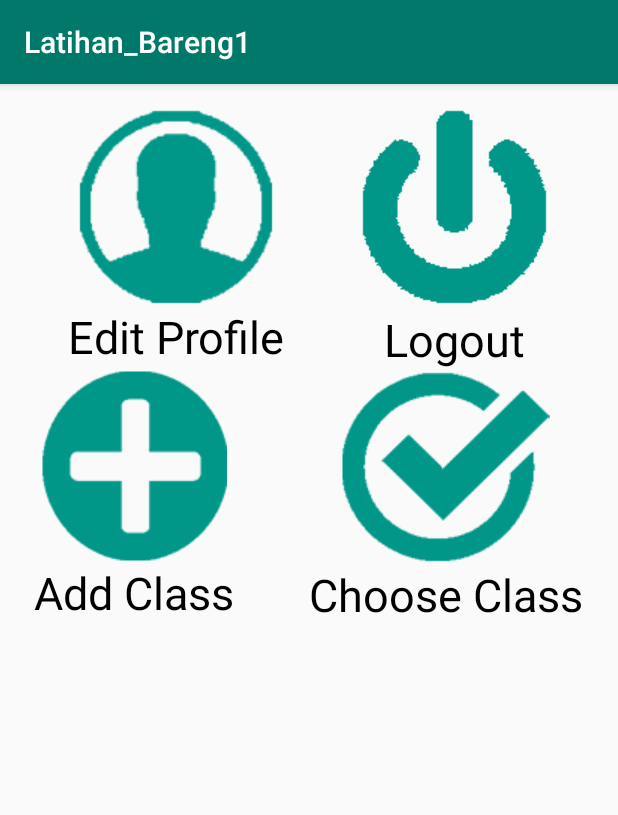
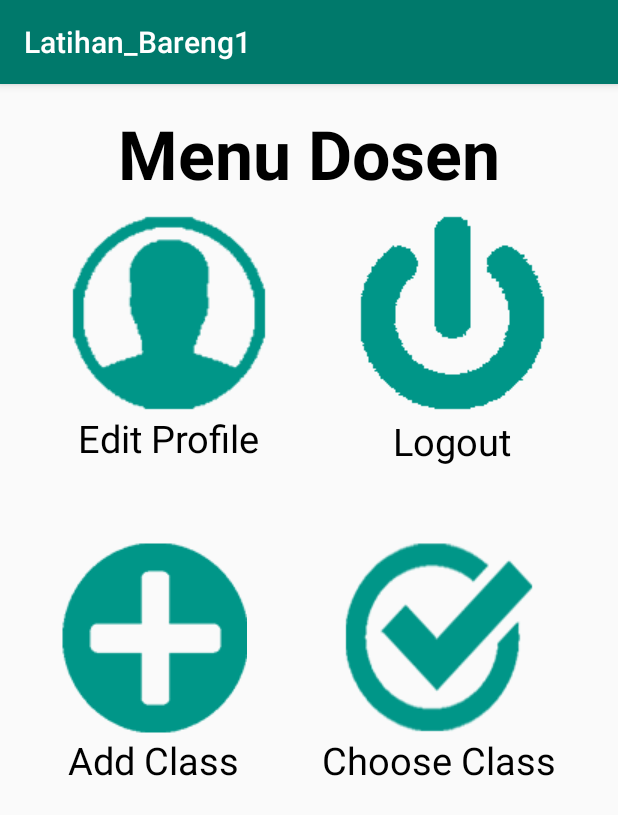
Before and after one commit to shinyuucode/Latihan1, an Android app: the MenuDosen screen opened directly, with no data from a screen before it, on a phone screen of 412 x 824 dp. Shown: the top 815 px of the screen. Run offline under Robolectric (Android 15) with nearby library versions, the phone set to English and light mode, and no system bars.

Commit message:
edit menu dosen

```diff
--- a/app/src/main/res/layout/activity_menu_dosen.xml
+++ b/app/src/main/res/layout/activity_menu_dosen.xml
@@ -15,11 +15,20 @@
         android:orientation="vertical"
         android:gravity="center_horizontal">
 
+        <TextView
+            android:layout_width="wrap_content"
+            android:layout_height="wrap_content"
+            android:text="@string/menu_dosen"
+            android:textSize="45sp"
+            android:textColor="@color/text"
+            android:textStyle="bold"/>
+
         <LinearLayout
             android:layout_width="wrap_content"
             android:layout_height="wrap_content"
             android:orientation="horizontal"
-            android:layout_gravity="center_horizontal">
+            android:layout_gravity="center_horizontal"
+            android:layout_marginTop="10dp">
 
             <LinearLayout
                 android:layout_width="wrap_content"
@@ -34,13 +43,79 @@
                     android:layout_height="wrap_content"
                     android:src="@drawable/profilhijau"
                     android:id="@+id/editprofil"
-                    android:onClick="editprofil"/>
+                    android:onClick="editprofil"
+                    android:layout_gravity="center_horizontal"/>
 
                 <TextView
                     android:layout_width="wrap_content"
                     android:layout_height="wrap_content"
                     android:text="@string/edit_profile"
-                    android:textSize="30sp"
+                    android:textSize="25sp"
+                    android:layout_gravity="center_horizontal"
+                    android:textColor="@color/text"/>
+
+            </LinearLayout>
+
+            <LinearLayout
+                android:layout_width="wrap_content"
+                android:layout_height="wrap_content"
+                android:orientation="vertical"
+                android:layout_gravity="center_horizontal"
+                android:layout_weight="1"
+                android:layout_marginLeft="60dp"
+                android:gravity="center_horizontal"
+                >
+
+                <ImageView
+                    android:layout_width="wrap_content"
+                    android:layout_height="wrap_content"
+                    android:src="@drawable/logouthijau"
+                    android:id="@+id/logout"
+                    android:onClick="logout"
+                    android:layout_gravity="center_horizontal"/>
+
+                <TextView
+                    android:layout_width="wrap_content"
+                    android:layout_height="wrap_content"
+                    android:text="@string/logout"
+                    android:textSize="25sp"
+                    android:layout_gravity="center_horizontal"
+                    android:textColor="@color/text"/>
+
+            </LinearLayout>
+
+        </LinearLayout>
+
+        <LinearLayout
+            android:layout_width="wrap_content"
+            android:layout_height="wrap_content"
+            android:orientation="horizontal"
+            android:layout_gravity="center_horizontal"
+            android:gravity="center"
+            android:layout_marginTop="50dp"
+            >
+
+            <LinearLayout
+                android:layout_width="wrap_content"
+                android:layout_height="wrap_content"
+                android:orientation="vertical"
+                android:layout_gravity="center_horizontal"
+                android:layout_weight="1"
+                android:gravity="center_horizontal">
+
+                <ImageView
+                    android:layout_width="wrap_content"
+                    android:layout_height="wrap_content"
+                    android:src="@drawable/addhijau"
+                    android:id="@+id/addkelas"
+                    android:onClick="addkelas"
+                    android:layout_gravity="center"/>
+
+                <TextView
+                    android:layout_width="wrap_content"
+                    android:layout_height="wrap_content"
+                    android:text="@string/add_class"
+                    android:textSize="25sp"
                     android:layout_gravity="center_horizontal"
                     android:textColor="@color/text"/>
 
@@ -59,74 +134,16 @@
                 <ImageView
                     android:layout_width="wrap_content"
                     android:layout_height="wrap_content"
-                    android:src="@drawable/logouthijau"
-                    android:id="@+id/logout"
-                    android:onClick="logout"/>
-
-                <TextView
-                    android:layout_width="wrap_content"
-                    android:layout_height="wrap_content"
-                    android:text="@string/logout"
-                    android:textSize="30sp"
-                    android:layout_gravity="center_horizontal"
-                    android:textColor="@color/text"/>
-
-            </LinearLayout>
-
-        </LinearLayout>
-
-        <LinearLayout
-            android:layout_width="wrap_content"
-            android:layout_height="wrap_content"
-            android:orientation="horizontal"
-            android:layout_gravity="center_horizontal">
-
-            <LinearLayout
-                android:layout_width="wrap_content"
-                android:layout_height="wrap_content"
-                android:orientation="vertical"
-                android:layout_gravity="center_horizontal"
-                android:layout_weight="1"
-                android:gravity="center_horizontal">
-
-                <ImageView
-                    android:layout_width="wrap_content"
-                    android:layout_height="wrap_content"
-                    android:src="@drawable/addhijau"
-                    android:id="@+id/addkelas"
-                    android:onClick="addkelas"/>
-
-                <TextView
-                    android:layout_width="wrap_content"
-                    android:layout_height="wrap_content"
-                    android:text="@string/add_class"
-                    android:textSize="30sp"
-                    android:layout_gravity="center_horizontal"
-                    android:textColor="@color/text"/>
-
-            </LinearLayout>
-
-            <LinearLayout
-                android:layout_width="wrap_content"
-                android:layout_height="wrap_content"
-                android:orientation="vertical"
-                android:layout_gravity="center_horizontal"
-                android:layout_weight="1"
-                android:layout_marginLeft="50dp"
-                android:gravity="center_horizontal">
-
-                <ImageView
-                    android:layout_width="wrap_content"
-                    android:layout_height="wrap_content"
                     android:src="@drawable/choosehijau"
                     android:id="@+id/pilihkelas"
-                    android:onClick="pilihkelas"/>
+                    android:onClick="pilihkelas"
+                    android:layout_gravity="center_horizontal"/>
 
                 <TextView
                     android:layout_width="wrap_content"
                     android:layout_height="wrap_content"
                     android:text="@string/choose_class"
-                    android:textSize="30sp"
+                    android:textSize="25sp"
                     android:layout_gravity="center_horizontal"
                     android:textColor="@color/text"/>
 
--- a/app/src/main/res/values/strings.xml
+++ b/app/src/main/res/values/strings.xml
@@ -17,4 +17,5 @@
     <string name="logout">Logout</string>
     <string name="add_class">Add Class</string>
     <string name="choose_class">Choose Class</string>
+    <string name="menu_dosen">Menu Dosen</string>
 </resources>
```
Also changed, not shown: app/src/main/res/drawable/choosehijau.png.
